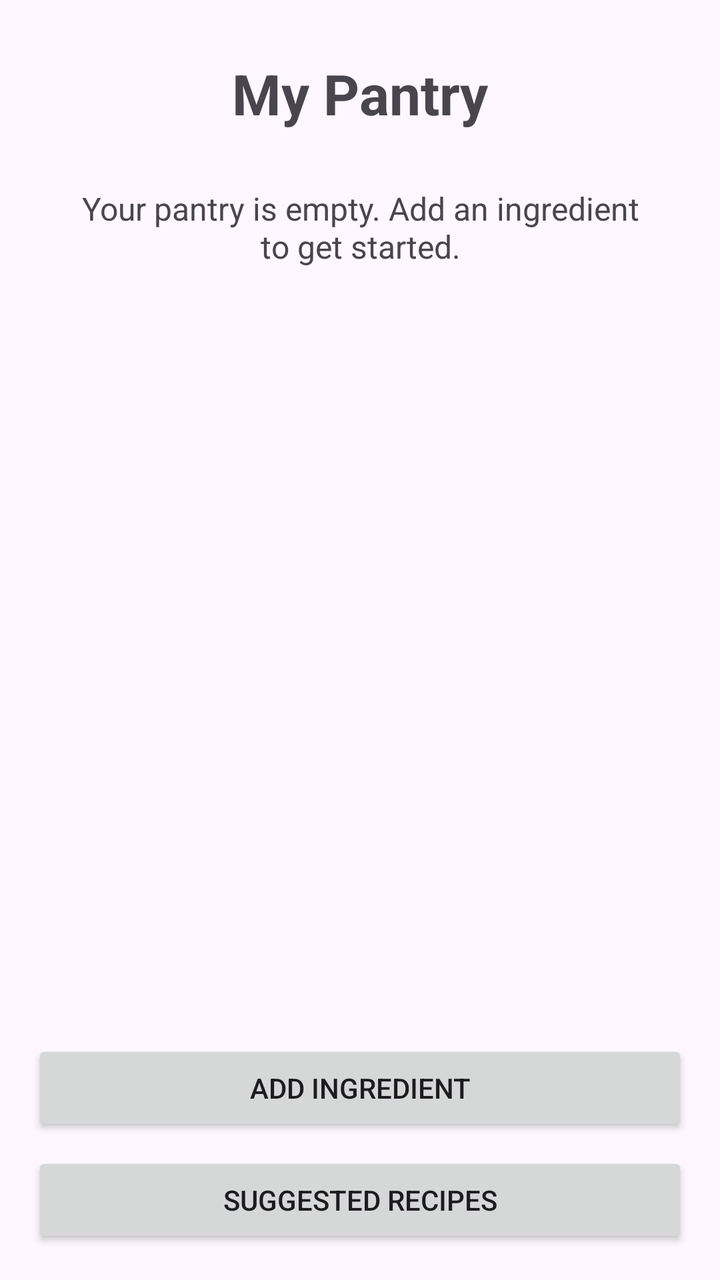
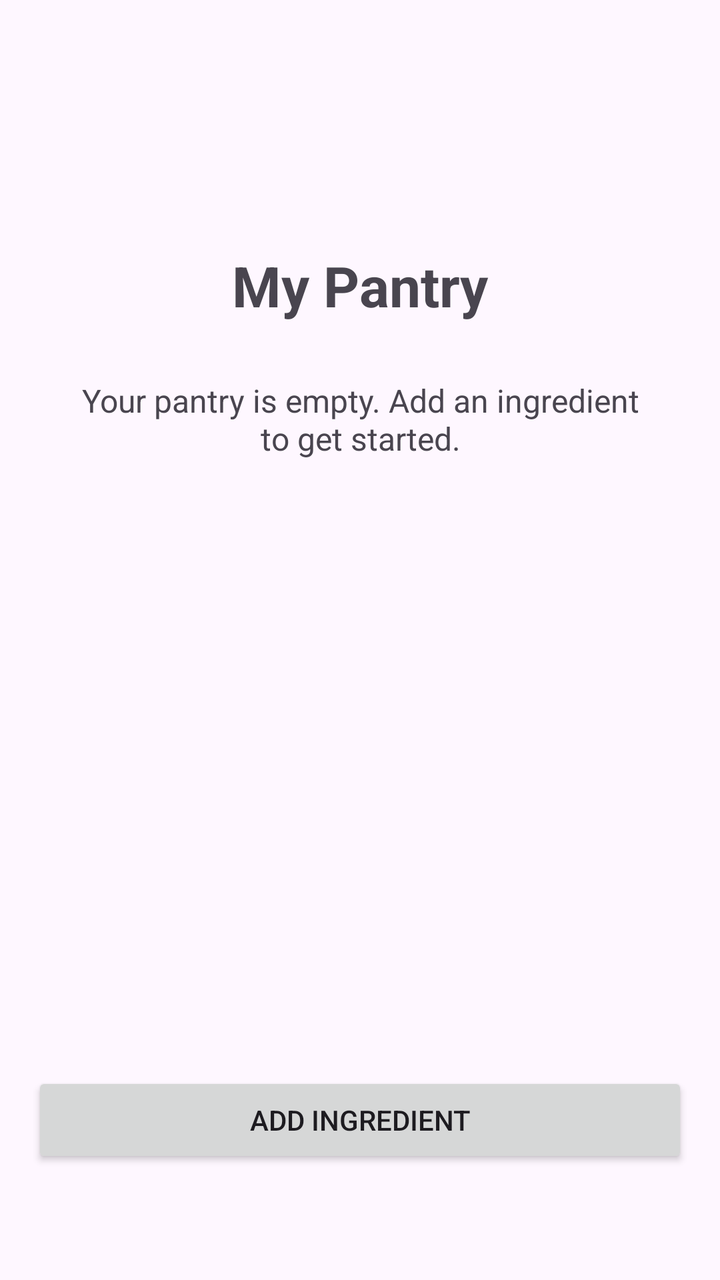

Compare the two renders of this Android layout. The source of the first and the diff that turns it into the second are given below.
<!-- AndroidManifest.xml: application theme Theme.SmartPantryManager -->
<!-- res/layout/activity_main.xml -->
<?xml version="1.0" encoding="utf-8"?>
<LinearLayout xmlns:android="http://schemas.android.com/apk/res/android"
    xmlns:tools="http://schemas.android.com/tools"
    android:layout_width="match_parent"
    android:layout_height="match_parent"
    android:orientation="vertical"
    android:padding="16dp"
    tools:context=".MainActivity">

    <TextView
        android:id="@+id/tvTitle"
        android:layout_width="match_parent"
        android:layout_height="wrap_content"
        android:text="My Pantry"
        android:textSize="28sp"
        android:textStyle="bold"
        android:gravity="center"
        android:padding="12dp" />

    <TextView
        android:id="@+id/tvPantryMessage"
        android:layout_width="match_parent"
        android:layout_height="wrap_content"
        android:text="Your pantry is empty. Add an ingredient to get started."
        android:textSize="16sp"
        android:gravity="center"
        android:padding="16dp" />

    <androidx.recyclerview.widget.RecyclerView
        android:id="@+id/recyclerViewPantry"
        android:layout_width="match_parent"
        android:layout_height="0dp"
        android:layout_weight="1" />

    <Button
        android:id="@+id/btnAddIngredient"
        android:layout_width="match_parent"
        android:layout_height="wrap_content"
        android:text="Add Ingredient" />

    <Button
        android:id="@+id/btnSuggestedRecipes"
        android:layout_width="match_parent"
        android:layout_height="wrap_content"
        android:layout_marginTop="8dp"
        android:text="Suggested Recipes" />

</LinearLayout>
<!-- resources referenced by this layout -->
<resources>
  <style name="Theme.SmartPantryManager" parent="Base.Theme.SmartPantryManager" />
  <style name="Base.Theme.SmartPantryManager" parent="Theme.Material3.DayNight.NoActionBar">
          
          
      </style>
</resources>

<!-- the commit's change to res/layout/activity_main.xml (unified diff, before → after) -->
@@ -4,8 +4,18 @@
     android:layout_width="match_parent"
     android:layout_height="match_parent"
     android:orientation="vertical"
-    android:padding="16dp"
+    android:paddingLeft="16dp"
+    android:paddingTop="48dp"
+    android:paddingRight="16dp"
+    android:paddingBottom="56dp"
     tools:context=".MainActivity">
+
+    <androidx.appcompat.widget.Toolbar
+        android:id="@+id/mainToolbar"
+        android:layout_width="match_parent"
+        android:layout_height="wrap_content"
+        android:minHeight="?attr/actionBarSize"
+        android:title="Smart Pantry Manager" />
 
     <TextView
         android:id="@+id/tvTitle"
@@ -38,11 +48,4 @@
         android:layout_height="wrap_content"
         android:text="Add Ingredient" />
 
-    <Button
-        android:id="@+id/btnSuggestedRecipes"
-        android:layout_width="match_parent"
-        android:layout_height="wrap_content"
-        android:layout_marginTop="8dp"
-        android:text="Suggested Recipes" />
-
 </LinearLayout>
